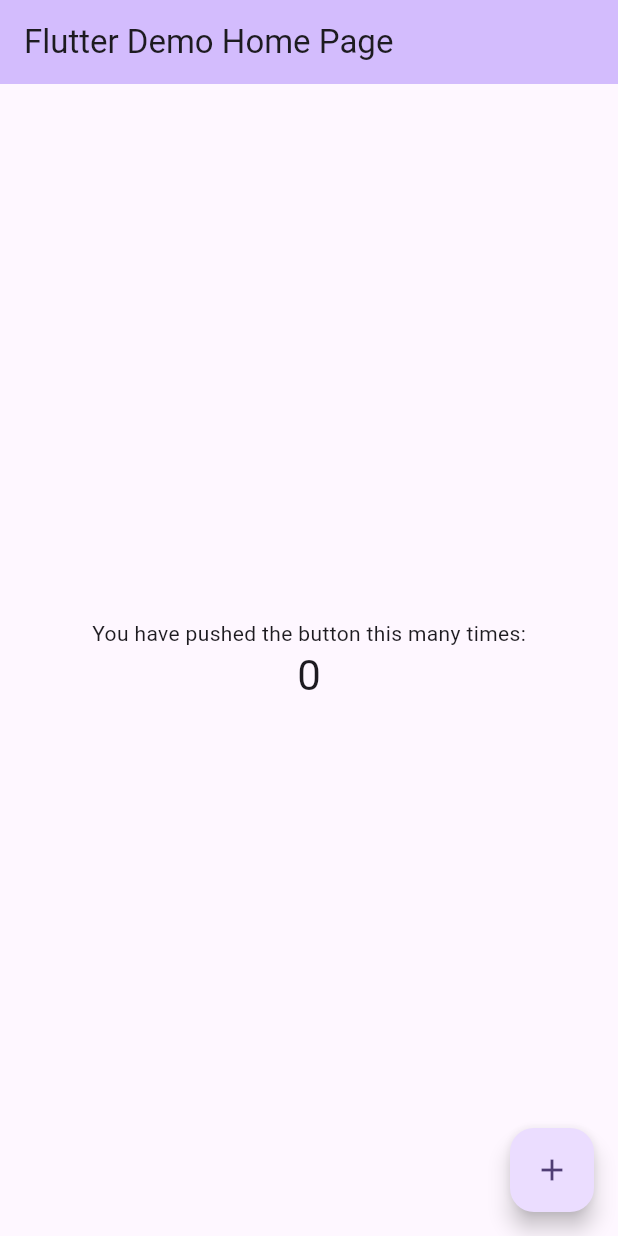
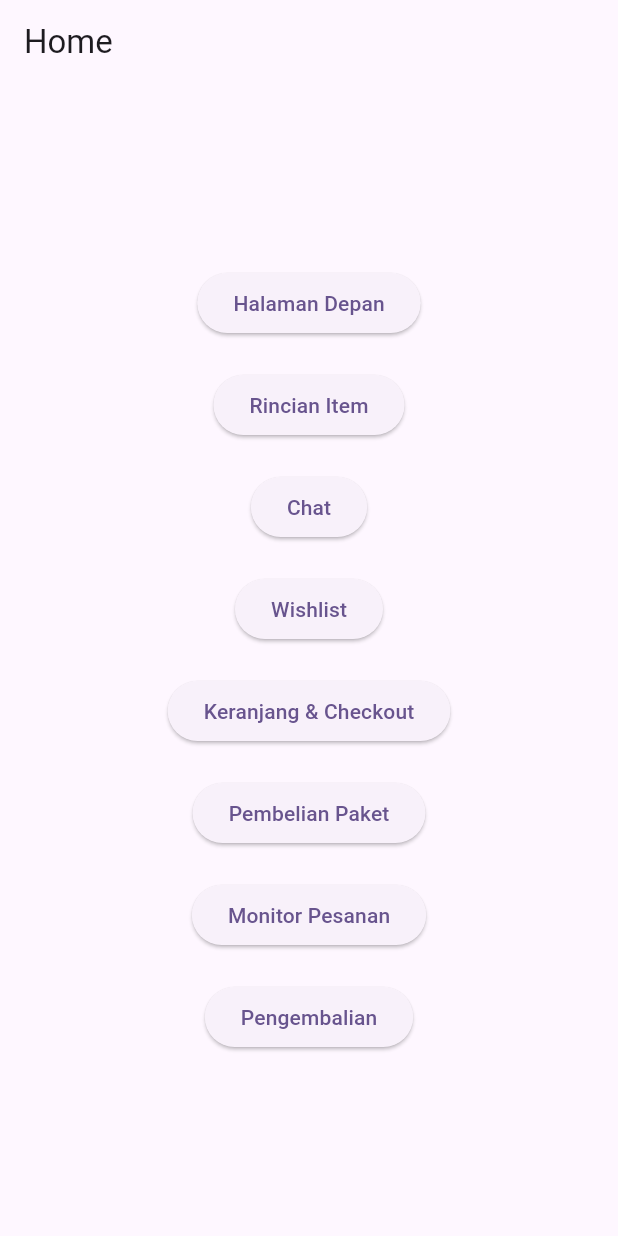
Before and after one commit to frzxw/quiz_provis_c1_2025, a Flutter app: the screen it shows after launch, on a phone screen of 412 x 824 dp. Run offline on Flutter 3.47's test engine with Material 3 defaults, Android fonts, the light colour scheme and no system bars.

Commit message:
add screens for cart, chat, wishlist, returns, checkout, order monitoring, package purchase, item details, and navigation

```diff
--- a/lib/main.dart
+++ b/lib/main.dart
@@ -1,4 +1,14 @@
 import 'package:flutter/material.dart';
+import 'screens/navigation_screen.dart';
+import 'screens/home_screen.dart';
+import 'screens/item_details_screen.dart';
+import 'screens/chat_screen.dart';
+import 'screens/wishlist_screen.dart';
+import 'screens/cart_screen.dart';
+import 'screens/checkout_screen.dart';
+import 'screens/package_purchase_screen.dart';
+import 'screens/order_monitoring_screen.dart';
+import 'screens/returns_screen.dart';
 
 void main() {
   runApp(const MyApp());
@@ -7,119 +17,27 @@
 class MyApp extends StatelessWidget {
   const MyApp({super.key});
 
-  // This widget is the root of your application.
   @override
   Widget build(BuildContext context) {
     return MaterialApp(
-      title: 'Flutter Demo',
+      title: 'Flutter Navigation Demo',
       theme: ThemeData(
-        // This is the theme of your application.
-        //
-        // TRY THIS: Try running your application with "flutter run". You'll see
-        // the application has a purple toolbar. Then, without quitting the app,
-        // try changing the seedColor in the colorScheme below to Colors.green
-        // and then invoke "hot reload" (save your changes or press the "hot
-        // reload" button in a Flutter-supported IDE, or press "r" if you used
-        // the command line to start the app).
-        //
-        // Notice that the counter didn't reset back to zero; the application
-        // state is not lost during the reload. To reset the state, use hot
-        // restart instead.
-        //
-        // This works for code too, not just values: Most code changes can be
-        // tested with just a hot reload.
         colorScheme: ColorScheme.fromSeed(seedColor: Colors.deepPurple),
         useMaterial3: true,
       ),
-      home: const MyHomePage(title: 'Flutter Demo Home Page'),
+      initialRoute: '/',
+      routes: {
+        '/': (context) => const NavigationScreen(),
+        '/home': (context) => const HomeScreen(),
+        '/itemDetails': (context) => const ItemDetailsScreen(itemId: 1),
+        '/chat': (context) => const ChatScreen(),
+        '/wishlist': (context) => const WishlistScreen(),
+        '/cart': (context) => const CartScreen(),
+        '/checkout': (context) => const CheckoutScreen(),
+        '/packagePurchase': (context) => const PackagePurchaseScreen(),
+        '/orderMonitoring': (context) => const OrderMonitoringScreen(),
+        '/returns': (context) => const ReturnsScreen(),
+      },
     );
   }
 }
-
-class MyHomePage extends StatefulWidget {
-  const MyHomePage({super.key, required this.title});
-
-  // This widget is the home page of your application. It is stateful, meaning
-  // that it has a State object (defined below) that contains fields that affect
-  // how it looks.
-
-  // This class is the configuration for the state. It holds the values (in this
-  // case the title) provided by the parent (in this case the App widget) and
-  // used by the build method of the State. Fields in a Widget subclass are
-  // always marked "final".
-
-  final String title;
-
-  @override
-  State<MyHomePage> createState() => _MyHomePageState();
-}
-
-class _MyHomePageState extends State<MyHomePage> {
-  int _counter = 0;
-
-  void _incrementCounter() {
-    setState(() {
-      // This call to setState tells the Flutter framework that something has
-      // changed in this State, which causes it to rerun the build method below
-      // so that the display can reflect the updated values. If we changed
-      // _counter without calling setState(), then the build method would not be
-      // called again, and so nothing would appear to happen.
-      _counter++;
-    });
-  }
-
-  @override
-  Widget build(BuildContext context) {
-    // This method is rerun every time setState is called, for instance as done
-    // by the _incrementCounter method above.
-    //
-    // The Flutter framework has been optimized to make rerunning build methods
-    // fast, so that you can just rebuild anything that needs updating rather
-    // than having to individually change instances of widgets.
-    return Scaffold(
-      appBar: AppBar(
-        // TRY THIS: Try changing the color here to a specific color (to
-        // Colors.amber, perhaps?) and trigger a hot reload to see the AppBar
-        // change color while the other colors stay the same.
-        backgroundColor: Theme.of(context).colorScheme.inversePrimary,
-        // Here we take the value from the MyHomePage object that was created by
-        // the App.build method, and use it to set our appbar title.
-        title: Text(widget.title),
-      ),
-      body: Center(
-        // Center is a layout widget. It takes a single child and positions it
-        // in the middle of the parent.
-        child: Column(
-          // Column is also a layout widget. It takes a list of children and
-          // arranges them vertically. By default, it sizes itself to fit its
-          // children horizontally, and tries to be as tall as its parent.
-          //
-          // Column has various properties to control how it sizes itself and
-          // how it positions its children. Here we use mainAxisAlignment to
-          // center the children vertically; the main axis here is the vertical
-          // axis because Columns are vertical (the cross axis would be
-          // horizontal).
-          //
-          // TRY THIS: Invoke "debug painting" (choose the "Toggle Debug Paint"
-          // action in the IDE, or press "p" in the console), to see the
-          // wireframe for each widget.
-          mainAxisAlignment: MainAxisAlignment.center,
-          children: <Widget>[
-            const Text(
-              'You have pushed the button this many times:',
-            ),
-            Text(
-              '$_counter',
-              style: Theme.of(context).textTheme.headlineMedium,
-            ),
-          ],
-        ),
-      ),
-      floatingActionButton: FloatingActionButton(
-        onPressed: _incrementCounter,
-        tooltip: 'Increment',
-        child: const Icon(Icons.add),
-      ), // This trailing comma makes auto-formatting nicer for build methods.
-    );
-  }
-}
--- /dev/null
+++ b/lib/screens/navigation_screen.dart
@@ -0,0 +1,81 @@
+import 'package:flutter/material.dart';
+
+class NavigationScreen extends StatelessWidget {
+  const NavigationScreen({super.key});
+
+  @override
+  Widget build(BuildContext context) {
+    return Scaffold(
+      appBar: AppBar(title: const Text('Home')),
+      body: Center(
+        child: Column(
+          mainAxisAlignment: MainAxisAlignment.center,
+          children: <Widget>[
+            ElevatedButton(
+              onPressed: () {
+                Navigator.pushNamed(context, '/home');
+              },
+              child: const Text('Halaman Depan'),
+            ),
+            const SizedBox(height: 20),
+            ElevatedButton(
+              onPressed: () {
+                Navigator.pushNamed(context, '/itemDetails');
+              },
+              child: const Text('Rincian Item'),
+            ),
+            const SizedBox(height: 20),
+            ElevatedButton(
+              onPressed: () {
+                Navigator.pushNamed(context, '/chat');
+              },
+              child: const Text('Chat'),
+            ),
+            const SizedBox(height: 20),
+            ElevatedButton(
+              onPressed: () {
+                Navigator.pushNamed(context, '/wishlist');
+              },
+              child: const Text('Wishlist'),
+            ),
+            const SizedBox(height: 20),
+            ElevatedButton(
+              onPressed: () {
+                Navigator.pushNamed(context, '/cart');
+              },
+              child: const Text('Keranjang & Checkout'),
+            ),
+            // const SizedBox(height: 20),
+            // ElevatedButton(
+            //   onPressed: () {
+            //     Navigator.pushNamed(context, '/checkout');
+            //   },
+            //   child: const Text('Checkout'),
+            // ),
+            const SizedBox(height: 20),
+            ElevatedButton(
+              onPressed: () {
+                Navigator.pushNamed(context, '/packagePurchase');
+              },
+              child: const Text('Pembelian Paket'),
+            ),
+            const SizedBox(height: 20),
+            ElevatedButton(
+              onPressed: () {
+                Navigator.pushNamed(context, '/orderMonitoring');
+              },
+              child: const Text('Monitor Pesanan'),
+            ),
+            const SizedBox(height: 20),
+            ElevatedButton(
+              onPressed: () {
+                Navigator.pushNamed(context, '/returns');
+              },
+              child: const Text('Pengembalian'),
+            ),
+          ],
+        ),
+      ),
+    );
+  }
+}
```
Also changed, not shown: lib/screens/cart_screen.dart (added, +17 -0 lines), lib/screens/chat_screen.dart (added, +17 -0 lines), lib/screens/checkout_screen.dart (added, +17 -0 lines), lib/screens/home_screen.dart (+17 -1 lines), lib/screens/item_details_screen.dart (added, +22 -0 lines), lib/screens/order_monitoring_screen.dart (added, +17 -0 lines), lib/screens/package_purchase_screen.dart (added, +17 -0 lines), lib/screens/returns_screen.dart (added, +17 -0 lines), lib/screens/wishlist_screen.dart (added, +17 -0 lines), pubspec.lock.
